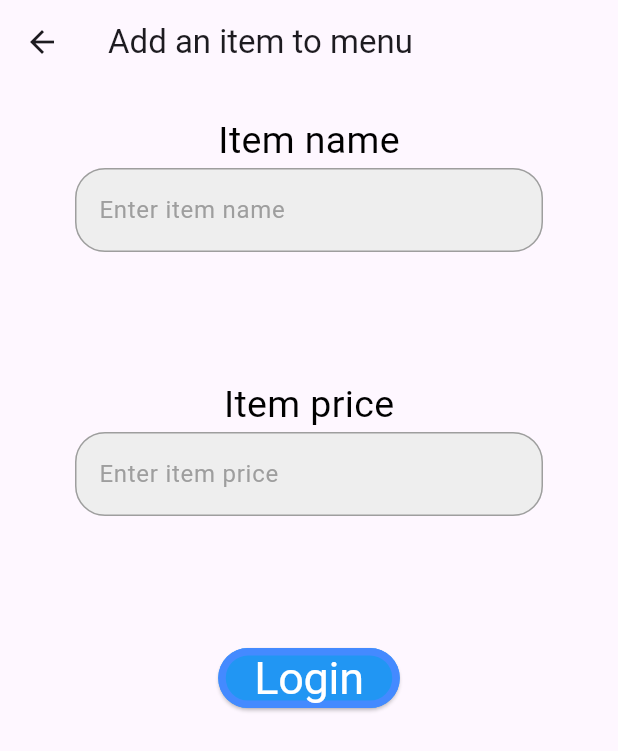
After one commit to khalid123231/Side_Dish, a Flutter app: the RestaurantPage screen opened directly, after a tap on the "add" icon, on a phone screen of 412 x 824 dp. The commit adds this screen. Shown: the top 751 px of the screen. Run offline on Flutter 3.47's test engine with Material 2 defaults, Android fonts, the phone set to English and light mode, and no system bars; our stand-ins replace cloud_firestore, firebase_core, google_fonts, image_picker, sqflite; accounts and stored records are empty; Roboto replaces fonts that are missing (Everett).

Commit message:
version 1

```diff
--- /dev/null
+++ b/lib/AddMenuItem.dart
@@ -0,0 +1,117 @@
+
+import 'package:cloud_firestore/cloud_firestore.dart';
+import 'package:flutter/cupertino.dart';
+import 'package:flutter/material.dart';
+import 'package:food_delivery_app_v3/MyTextField.dart';
+import 'package:food_delivery_app_v3/utils.dart';
+
+class AddMenuItem extends StatefulWidget{
+  @override
+  State<AddMenuItem> createState() => _AddMenuItemState();
+}
+
+class _AddMenuItemState extends State<AddMenuItem> {
+
+  GlobalKey<FormState> formState = GlobalKey<FormState>();
+
+  TextEditingController itemName = TextEditingController();
+  TextEditingController itemPrice = TextEditingController();
+  String restaurantRef = "restaurant/yEO02vQvGzKcnDulIinV";
+
+  CollectionReference menuItems = FirebaseFirestore.instance.collection('menu items');
+
+  Future<void> addMenuItem(){
+    return menuItems.add({
+      "item name" : itemName.text,
+      "price" : itemPrice.text,
+      "restaurant ref" : restaurantRef})
+        .then((value) => print("Item added"))
+        .catchError((error) => print("Failed to add item: $error"));
+  }
+
+
+  @override
+  Widget build(BuildContext context) {
+
+    double baseWidth = 390;
+    double fem = MediaQuery.of(context).size.width / baseWidth;
+    double ffem = fem * 0.97;
+
+    return Scaffold(
+       appBar: AppBar(
+         title: Text("Add an item to menu"),
+       ),
+       body: Form(
+         key: formState,
+         child: Column(children: [
+           Container(
+             padding: EdgeInsets.symmetric(vertical: 20,horizontal: 25),
+             child: Column(children: [
+               Text("Item name",style: TextStyle(
+                 color: Colors.black,
+                 fontSize: 25
+               ),
+               ),
+               MyTextField(
+                 controller: itemName,
+                 hintText: 'Enter item name',
+                 obsecureText: false,
+               ),
+             ],
+             ),
+           ),
+           Container(
+             padding: EdgeInsets.symmetric(vertical: 20,horizontal: 25),
+             child: Column(children: [
+               Text("Item price",style: TextStyle(
+                   color: Colors.black,
+                   fontSize: 25
+               ),
+               ),
+               MyTextField(
+                 controller: itemPrice,
+                 hintText: 'Enter item price',
+                 obsecureText: false,
+               ),
+             ],
+             ),
+           ),
+           Center(
+             child: Container(
+               padding: EdgeInsets.all(20),
+               child: ElevatedButton(
+                 style: ElevatedButton.styleFrom(
+                   primary: Colors.blue,
+                   side: BorderSide(color: Colors.blueAccent, width: 5
+                   ),
+                   textStyle: const TextStyle(
+                     color: Colors.white,fontSize: 50
+                   ),
+                 ),
+                 onPressed: () async {
+                   if(formState.currentState!.validate()){
+                     addMenuItem();
+                   };
+                 },
+                 child: Text(
+                   'Login',
+                   textAlign: TextAlign.center,
+                   style: SafeGoogleFont (
+                     'Everett',
+                     //fontSize: 17*ffem,
+                     fontSize: 30,
+                     fontWeight: FontWeight.w400,
+                    // height: 1.3529411765*ffem/fem,
+                     letterSpacing: -0.17*fem,
+                     color: Color(0xffffffff),
+                   ),
+                 ),
+               ),
+             ),
+           ),
+         ],
+         ),
+       ),
+     );
+  }
+}
--- /dev/null
+++ b/lib/RestaurantPage.dart
@@ -0,0 +1,67 @@
+
+
+
+
+import 'package:cloud_firestore/cloud_firestore.dart';
+import 'package:flutter/cupertino.dart';
+import 'package:flutter/material.dart';
+import 'package:food_delivery_app_v3/AddMenuItem.dart';
+
+class RestaurantPage extends StatefulWidget{
+  @override
+  //String restaurantName;
+  //RestaurantPage({required this.restaurantName});
+  //State<RestaurantPage> createState() => _RestaurantPageState(this.restaurantName);
+  State<RestaurantPage> createState() => _RestaurantPageState();
+}
+
+class _RestaurantPageState extends State<RestaurantPage> {
+
+
+  //late String restaurantName;
+  //_RestaurantPageState(this.restaurantName);
+
+  List<QueryDocumentSnapshot> data =[];
+  getData() async {
+    QuerySnapshot querySnapshot = await FirebaseFirestore.instance.collection("menu items").get();
+    data.addAll(querySnapshot.docs);
+    setState(() {
+
+    });
+  }
+  @override
+  Widget build(BuildContext context) {
+    // TODO: implement build
+    return Scaffold(
+      appBar: AppBar(
+        title: Text("RestaurantPage"),
+        centerTitle: true,
+      ),
+      floatingActionButton: FloatingActionButton(
+        backgroundColor: Colors.blue,
+        onPressed: (){
+          Navigator.push(context, MaterialPageRoute(builder: (context) => AddMenuItem(), ) );
+        },
+        child: Icon(Icons.add),
+      ),
+
+      body: GridView.builder(
+          itemCount: data.length,
+          gridDelegate: SliverGridDelegateWithFixedCrossAxisCount(crossAxisCount: 1),
+          itemBuilder: (context,i){
+            return Card(
+              child: Container(
+                padding: EdgeInsets.all(10),
+                child: Column(
+                  children: [
+                    Icon(Icons.fastfood_outlined,),
+                    Text(i as String),
+                  ],
+                ),
+              ),
+            );
+          }
+      ),
+    );
+  }
+}
```
Also changed, not shown: lib/LoginPage.dart (+14 -4 lines), lib/RestaurantOwnerHomePage.dart (added, +57 -0 lines).
